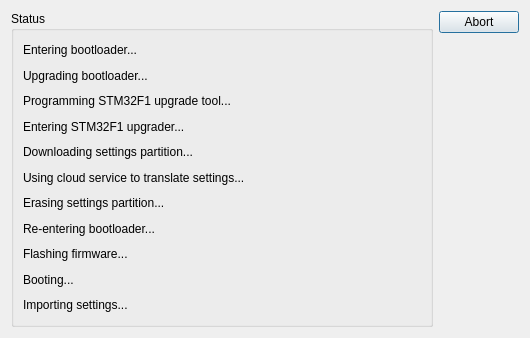
Qt form ground/gcs/src/plugins/uploader/upgradeassistant.ui (d-ronin/dRonin) before a commit.
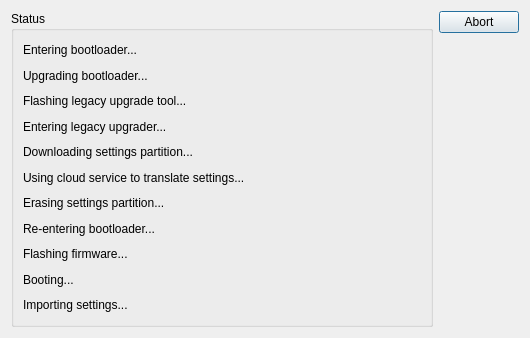
The same form after that commit.

Commit message: gcs: uploader/upgrader: get dialog displayed correctly

```diff
--- a/ground/gcs/src/plugins/uploader/upgradeassistant.ui
+++ b/ground/gcs/src/plugins/uploader/upgradeassistant.ui
@@ -49,14 +49,20 @@
          </font>
         </property>
         <property name="text">
-         <string>Programming STM32F1 upgrade tool...</string>
+         <string>Flashing legacy upgrade tool...</string>
+        </property>
+        <property name="textFormat">
+         <enum>Qt::PlainText</enum>
         </property>
        </widget>
       </item>
       <item>
        <widget class="QLabel" name="lblEnterUpgrader">
         <property name="text">
-         <string>Entering STM32F1 upgrader...</string>
+         <string>Entering legacy upgrader...</string>
+        </property>
+        <property name="textFormat">
+         <enum>Qt::PlainText</enum>
         </property>
        </widget>
       </item>
```
Left out of the diff: 62 changed lines with no effect on the pictures. The commit also changes 9 other files.
